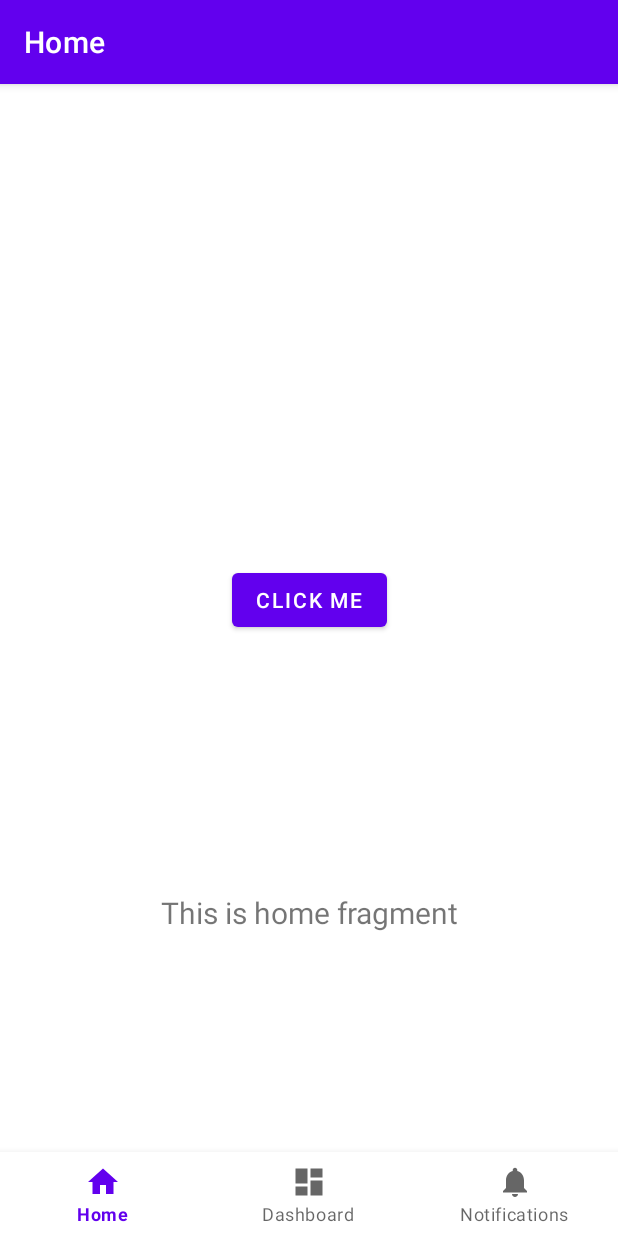
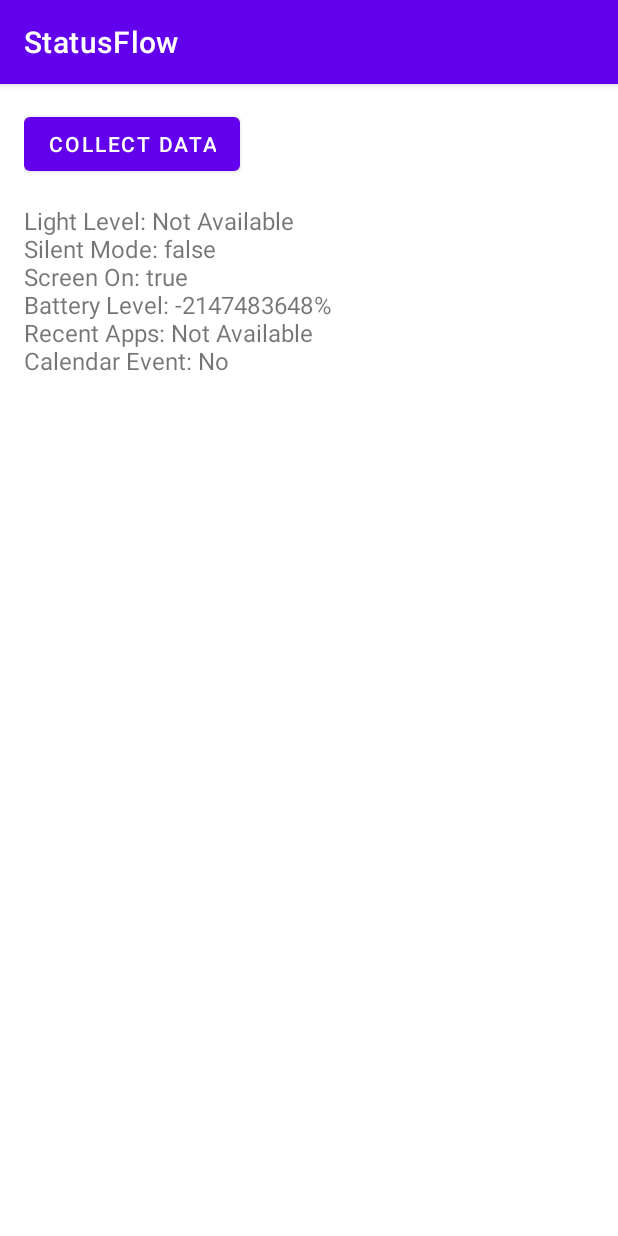
Before and after one commit to djani4/SER517_Group6, an Android app: the screen it shows after launch (MainActivity), on a phone screen of 412 x 824 dp. Run offline under Robolectric (Android 15) with nearby library versions, the phone set to English and light mode, and no system bars.

Commit message:
added feature to get from smartphone

```diff
--- a/app/src/main/AndroidManifest.xml
+++ b/app/src/main/AndroidManifest.xml
@@ -2,6 +2,10 @@
 <manifest xmlns:android="http://schemas.android.com/apk/res/android"
     xmlns:tools="http://schemas.android.com/tools">
 
+    <uses-permission android:name="android.permission.RECORD_AUDIO" />
+    <uses-permission android:name="android.permission.PACKAGE_USAGE_STATS" />
+    <uses-permission android:name="android.permission.READ_CALENDAR" />
+    <uses-permission android:name="android.permission.BODY_SENSORS" />
     <application
         android:allowBackup="true"
         android:dataExtractionRules="@xml/data_extraction_rules"
--- /dev/null
+++ b/app/src/main/java/com/example/statusflow/DataViewModel.java
@@ -0,0 +1,21 @@
+package com.example.statusflow;
+
+
+import android.content.Context;
+
+import androidx.lifecycle.LiveData;
+import androidx.lifecycle.MutableLiveData;
+import androidx.lifecycle.ViewModel;
+
+public class DataViewModel extends ViewModel {
+    private final MutableLiveData<PhoneData> phoneData = new MutableLiveData<>();
+
+    public LiveData<PhoneData> getPhoneData() {
+        return phoneData;
+    }
+
+    public void collectPhoneData(Context context) {
+        PhoneDataCollector collector = new PhoneDataCollector(context);
+        phoneData.setValue(collector.collectData());
+    }
+}
--- a/app/src/main/java/com/example/statusflow/MainActivity.java
+++ b/app/src/main/java/com/example/statusflow/MainActivity.java
@@ -1,37 +1,114 @@
 package com.example.statusflow;
 
+import android.Manifest;
+import android.app.AppOpsManager;
+import android.content.Intent;
+import android.content.pm.PackageManager;
 import android.os.Bundle;
+import android.util.Log;
+import android.widget.Button;
+import android.widget.TextView;
+import androidx.activity.result.ActivityResultLauncher;
+import androidx.activity.result.contract.ActivityResultContracts;
+import androidx.appcompat.app.AppCompatActivity;
+import androidx.core.content.ContextCompat;
+import androidx.lifecycle.ViewModelProvider;
 
-import com.google.android.material.bottomnavigation.BottomNavigationView;
-
-import androidx.appcompat.app.AppCompatActivity;
-import androidx.navigation.NavController;
-import androidx.navigation.Navigation;
-import androidx.navigation.ui.AppBarConfiguration;
-import androidx.navigation.ui.NavigationUI;
-
-import com.example.statusflow.databinding.ActivityMainBinding;
+import java.util.ArrayList;
+import java.util.List;
 
 public class MainActivity extends AppCompatActivity {
 
-    private ActivityMainBinding binding;
+    private TextView dataTextView;
+    private DataViewModel viewModel;
+    private ActivityResultLauncher<String[]> requestPermissionLauncher;
+    private boolean usageStatsPermissionAlreadyRequested = false;
 
     @Override
     protected void onCreate(Bundle savedInstanceState) {
         super.onCreate(savedInstanceState);
+        setContentView(R.layout.activity_main);
 
-        binding = ActivityMainBinding.inflate(getLayoutInflater());
-        setContentView(binding.getRoot());
+        dataTextView = findViewById(R.id.dataTextView);
+        Button collectDataButton = findViewById(R.id.collectDataButton);
 
-        BottomNavigationView navView = findViewById(R.id.nav_view);
-        // Passing each menu ID as a set of Ids because each
-        // menu should be considered as top level destinations.
-        AppBarConfiguration appBarConfiguration = new AppBarConfiguration.Builder(
-                R.id.navigation_home, R.id.navigation_dashboard, R.id.navigation_notifications)
-                .build();
-        NavController navController = Navigation.findNavController(this, R.id.nav_host_fragment_activity_main);
-        NavigationUI.setupActionBarWithNavController(this, navController, appBarConfiguration);
-        NavigationUI.setupWithNavController(binding.navView, navController);
+        viewModel = new ViewModelProvider(this).get(DataViewModel.class);
+        viewModel.getPhoneData().observe(this, phoneData -> {
+            if (phoneData != null) {
+                dataTextView.setText(phoneData.toFormattedString());
+            }
+        });
+
+        requestPermissionLauncher =
+                registerForActivityResult(new ActivityResultContracts.RequestMultiplePermissions(),
+                        permissions -> {
+                            boolean allGranted = true;
+                            for (Boolean granted : permissions.values()) {
+                                if (!granted) {
+                                    allGranted = false;
+                                    break;
+                                }
+                            }
+                            if (allGranted || hasUsageStatsPermission()) { // Check if usage stats was granted separately.
+                                collectAndDisplayData();
+                            } else {
+                                dataTextView.setText("Permissions not granted. Some data will be unavailable.");
+                                Log.w("Permissions", "Not all permissions granted.");
+                            }
+                        });
+
+
+        collectDataButton.setOnClickListener(v -> checkAndRequestPermissions());
     }
 
+
+    private void checkAndRequestPermissions() {
+        List<String> permissionsToRequest = new ArrayList<>();
+
+        if (ContextCompat.checkSelfPermission(this, Manifest.permission.RECORD_AUDIO) != PackageManager.PERMISSION_GRANTED) {
+            permissionsToRequest.add(Manifest.permission.RECORD_AUDIO);
+        }
+        // We don't request PACKAGE_USAGE_STATS directly:
+        if (!hasUsageStatsPermission() && !usageStatsPermissionAlreadyRequested) {
+            // Instead, send the user to settings:
+            Intent intent = new Intent(android.provider.Settings.ACTION_USAGE_ACCESS_SETTINGS);
+            startActivity(intent);
+            usageStatsPermissionAlreadyRequested = true;
+            // We'll check for the permission again in onResume().
+            return;  // Exit the function to prevent data collection until permission is checked.
+        }
+        if (ContextCompat.checkSelfPermission(this, Manifest.permission.READ_CALENDAR) != PackageManager.PERMISSION_GRANTED) {
+            permissionsToRequest.add(Manifest.permission.READ_CALENDAR);
+        }
+        if (ContextCompat.checkSelfPermission(this, Manifest.permission.BODY_SENSORS) != PackageManager.PERMISSION_GRANTED) {
+            permissionsToRequest.add(Manifest.permission.BODY_SENSORS);
+        }
+
+        if (!permissionsToRequest.isEmpty()) {
+            requestPermissionLauncher.launch(permissionsToRequest.toArray(new String[0]));
+        } else {
+            collectAndDisplayData();
+        }
+    }
+
+
+    private boolean hasUsageStatsPermission() {
+        AppOpsManager appOps = (AppOpsManager) getSystemService(APP_OPS_SERVICE);
+        int mode = appOps.checkOpNoThrow(AppOpsManager.OPSTR_GET_USAGE_STATS,
+                android.os.Process.myUid(), getPackageName());
+        return mode == AppOpsManager.MODE_ALLOWED;
+    }
+
+
+    private void collectAndDisplayData() {
+        viewModel.collectPhoneData(this);
+    }
+
+    @Override
+    protected void onResume() {
+        super.onResume();
+        if (hasUsageStatsPermission()) {
+            collectAndDisplayData();
+        }
+    }
 }
--- /dev/null
+++ b/app/src/main/java/com/example/statusflow/PhoneData.java
@@ -0,0 +1,47 @@
+package com.example.statusflow;
+
+import java.util.List;
+
+public class PhoneData {
+    private Float lightLevel;
+    private boolean isSilent;
+    private boolean isScreenOn;
+    private int batteryLevel;
+    private List<String> recentApps;
+    private boolean hasCalendarEvent;
+
+    public PhoneData(Float lightLevel, boolean isSilent, boolean isScreenOn, int batteryLevel, List<String> recentApps, boolean hasCalendarEvent) {
+        this.lightLevel = lightLevel;
+        this.isSilent = isSilent;
+        this.isScreenOn = isScreenOn;
+        this.batteryLevel = batteryLevel;
+        this.recentApps = recentApps;
+        this.hasCalendarEvent = hasCalendarEvent;
+    }
+
+    public Float getLightLevel() { return lightLevel; }
+    public boolean isSilent() { return isSilent; }
+    public boolean isScreenOn() { return isScreenOn; }
+    public int getBatteryLevel() { return batteryLevel; }
+    public List<String> getRecentApps() { return recentApps; }
+    public boolean hasCalendarEvent() { return hasCalendarEvent; }
+
+    public String toFormattedString() {
+        //String recentAppsStr = recentApps.isEmpty() ? "Not Available" : String.join(", ", recentApps);
+        String recentAppsStr = recentApps.isEmpty() ? "Not Available" : recentApps.get(0);
+        return String.format(
+                "Light Level: %s\n" +
+                        "Silent Mode: %s\n" +
+                        "Screen On: %s\n" +
+                        "Battery Level: %s\n" +
+                        "Recent Apps: %s\n" +
+                        "Calendar Event: %s",
+                lightLevel != null ? lightLevel : "Not Available",
+                isSilent,
+                isScreenOn,
+                batteryLevel != -1 ? batteryLevel + "%" : "Not Available",
+                recentAppsStr,
+                hasCalendarEvent ? "Yes" : "No"
+        );
+    }
+}
--- /dev/null
+++ b/app/src/main/java/com/example/statusflow/PhoneDataCollector.java
@@ -0,0 +1,162 @@
+package com.example.statusflow;
+
+import android.Manifest;
+import android.app.AppOpsManager;
+import android.app.usage.UsageStatsManager;
+import android.content.Context;
+import android.content.pm.PackageManager;
+import android.hardware.Sensor;
+import android.hardware.SensorEvent;
+import android.hardware.SensorEventListener;
+import android.hardware.SensorManager;
+import android.media.AudioManager;
+import android.os.BatteryManager;
+import android.os.PowerManager;
+import android.provider.CalendarContract;
+
+import androidx.core.content.ContextCompat;
+
+import java.util.ArrayList;
+import java.util.Calendar;
+import java.util.List;
+
+public class PhoneDataCollector {
+    private final Context context;
+    private final SensorManager sensorManager;
+    private final Sensor lightSensor;
+    private Float currentLightLevel;
+
+    private final SensorEventListener sensorEventListener = new SensorEventListener() {
+        @Override
+        public void onSensorChanged(SensorEvent event) {
+            if (event.sensor.getType() == Sensor.TYPE_LIGHT) {
+                currentLightLevel = event.values[0];
+            }
+        }
+
+        @Override
+        public void onAccuracyChanged(Sensor sensor, int accuracy) {
+        }
+    };
+
+    private final DeviceStateManager deviceStateManager;
+    private final ActivityDataManager activityDataManager;
+
+    public PhoneDataCollector(Context context) {
+        this.context = context;
+        this.sensorManager = (SensorManager) context.getSystemService(Context.SENSOR_SERVICE);
+        this.lightSensor = sensorManager.getDefaultSensor(Sensor.TYPE_LIGHT);
+        this.deviceStateManager = new DeviceStateManager(context);
+        this.activityDataManager = new ActivityDataManager(context);
+    }
+
+    public PhoneData collectData() {
+
+        if (ContextCompat.checkSelfPermission(context, Manifest.permission.BODY_SENSORS) == PackageManager.PERMISSION_GRANTED) {
+            if (lightSensor != null) {
+                sensorManager.registerListener(sensorEventListener, lightSensor, SensorManager.SENSOR_DELAY_NORMAL);
+                try {
+                    Thread.sleep(200);
+                } catch (InterruptedException e) {
+                    e.printStackTrace();
+                }
+                sensorManager.unregisterListener(sensorEventListener);
+            }
+        }
+
+
+        boolean isSilent = deviceStateManager.isSilentModeOn();
+        boolean isScreenOn = deviceStateManager.isScreenOn();
+        int batteryLevel = deviceStateManager.getBatteryLevel();
+
+        List<String> recentApps = hasUsageStatsPermission() ? activityDataManager.getRecentAppUsage() : new ArrayList<>();
+
+        boolean hasEvent = ContextCompat.checkSelfPermission(context, Manifest.permission.READ_CALENDAR) == PackageManager.PERMISSION_GRANTED && activityDataManager.hasCalendarEventNow();
+
+        return new PhoneData(
+                currentLightLevel,
+                isSilent,
+                isScreenOn,
+                batteryLevel,
+                recentApps,
+                hasEvent
+        );
+    }
+
+    private boolean hasUsageStatsPermission() {
+        AppOpsManager appOps = (AppOpsManager) context.getSystemService(Context.APP_OPS_SERVICE);
+        int mode = appOps.checkOpNoThrow(
+                AppOpsManager.OPSTR_GET_USAGE_STATS,
+                android.os.Process.myUid(), context.getPackageName());
+        return mode == AppOpsManager.MODE_ALLOWED;
+    }
+}
+
+class DeviceStateManager {
+    private final Context context;
+    private final AudioManager audioManager;
+    private final PowerManager powerManager;
+    private final BatteryManager batteryManager;
+
+    public DeviceStateManager(Context context) {
+        this.context = context;
+        this.audioManager = (AudioManager) context.getSystemService(Context.AUDIO_SERVICE);
+        this.powerManager = (PowerManager) context.getSystemService(Context.POWER_SERVICE);
+        this.batteryManager = (BatteryManager) context.getSystemService(Context.BATTERY_SERVICE);
+    }
+
+    public boolean isSilentModeOn() {
+        return audioManager.getRingerMode() != AudioManager.RINGER_MODE_NORMAL;
+    }
+
+    public boolean isScreenOn() {
+        return powerManager.isInteractive();
+    }
+
+    public int getBatteryLevel() {
+        return batteryManager.getIntProperty(BatteryManager.BATTERY_PROPERTY_CAPACITY);
+    }
+}
+
+
+class ActivityDataManager {
+    private final Context context;
+    private final UsageStatsManager usageStatsManager;
+
+    public ActivityDataManager(Context context) {
+        this.context = context;
+        this.usageStatsManager = (UsageStatsManager) context.getSystemService(Context.USAGE_STATS_SERVICE);
+    }
+
+    public List<String> getRecentAppUsage() {
+        long endTime = System.currentTimeMillis();
+        long startTime = endTime - (60 * 1000);
+
+        List<String> recentApps = new ArrayList<>();
+        List<android.app.usage.UsageStats> usageStatsList = usageStatsManager.queryUsageStats(UsageStatsManager.INTERVAL_DAILY, startTime, endTime);
+        if (usageStatsList != null) {
+            usageStatsList.sort((a, b) -> Long.compare(b.getLastTimeUsed(), a.getLastTimeUsed()));
+            for (android.app.usage.UsageStats usageStats : usageStatsList) {
+                recentApps.add(usageStats.getPackageName());
+            }
+        }
+        return recentApps;
+    }
+
+    public boolean hasCalendarEventNow() {
+        String[] projection = new String[]{CalendarContract.Events.TITLE};
+        String selection = "(" + CalendarContract.Events.DTSTART + " <= ?) AND (" + CalendarContract.Events.DTEND + " >= ?)";
+        long now = System.currentTimeMillis();
+        String[] selectionArgs = new String[]{String.valueOf(now), String.valueOf(now)};
+
+        try (android.database.Cursor cursor = context.getContentResolver().query(
+                CalendarContract.Events.CONTENT_URI,
+                projection,
+                selection,
+                selectionArgs,
+                null
+        )) {
+            return cursor != null && cursor.getCount() > 0;
+        }
+    }
+}
--- a/app/src/main/res/layout/activity_main.xml
+++ b/app/src/main/res/layout/activity_main.xml
@@ -1,33 +1,22 @@
 <?xml version="1.0" encoding="utf-8"?>
-<androidx.constraintlayout.widget.ConstraintLayout xmlns:android="http://schemas.android.com/apk/res/android"
-    xmlns:app="http://schemas.android.com/apk/res-auto"
-    android:id="@+id/container"
+<LinearLayout xmlns:android="http://schemas.android.com/apk/res/android"
     android:layout_width="match_parent"
     android:layout_height="match_parent"
-    android:paddingTop="?attr/actionBarSize">
+    android:orientation="vertical"
+    android:padding="16dp">
 
-    <com.google.android.material.bottomnavigation.BottomNavigationView
-        android:id="@+id/nav_view"
-        android:layout_width="0dp"
+    <Button
+        android:id="@+id/collectDataButton"
+        android:layout_width="wrap_content"
         android:layout_height="wrap_content"
-        android:layout_marginStart="0dp"
-        android:layout_marginEnd="0dp"
-        android:background="?android:attr/windowBackground"
-        app:layout_constraintBottom_toBottomOf="parent"
-        app:layout_constraintLeft_toLeftOf="parent"
-        app:layout_constraintRight_toRightOf="parent"
-        app:menu="@menu/bottom_nav_menu" />
+        android:text="Collect Data" />
 
-    <fragment
-        android:id="@+id/nav_host_fragment_activity_main"
-        android:name="androidx.navigation.fragment.NavHostFragment"
+    <TextView
+        android:id="@+id/dataTextView"
         android:layout_width="match_parent"
-        android:layout_height="match_parent"
-        app:defaultNavHost="true"
-        app:layout_constraintBottom_toTopOf="@id/nav_view"
-        app:layout_constraintLeft_toLeftOf="parent"
-        app:layout_constraintRight_toRightOf="parent"
-        app:layout_constraintTop_toTopOf="parent"
-        app:navGraph="@navigation/mobile_navigation" />
+        android:layout_height="wrap_content"
+        android:layout_marginTop="16dp"
+        android:text="Data will be displayed here."
+        android:textSize="16sp" />
 
-</androidx.constraintlayout.widget.ConstraintLayout>
+</LinearLayout>
```
